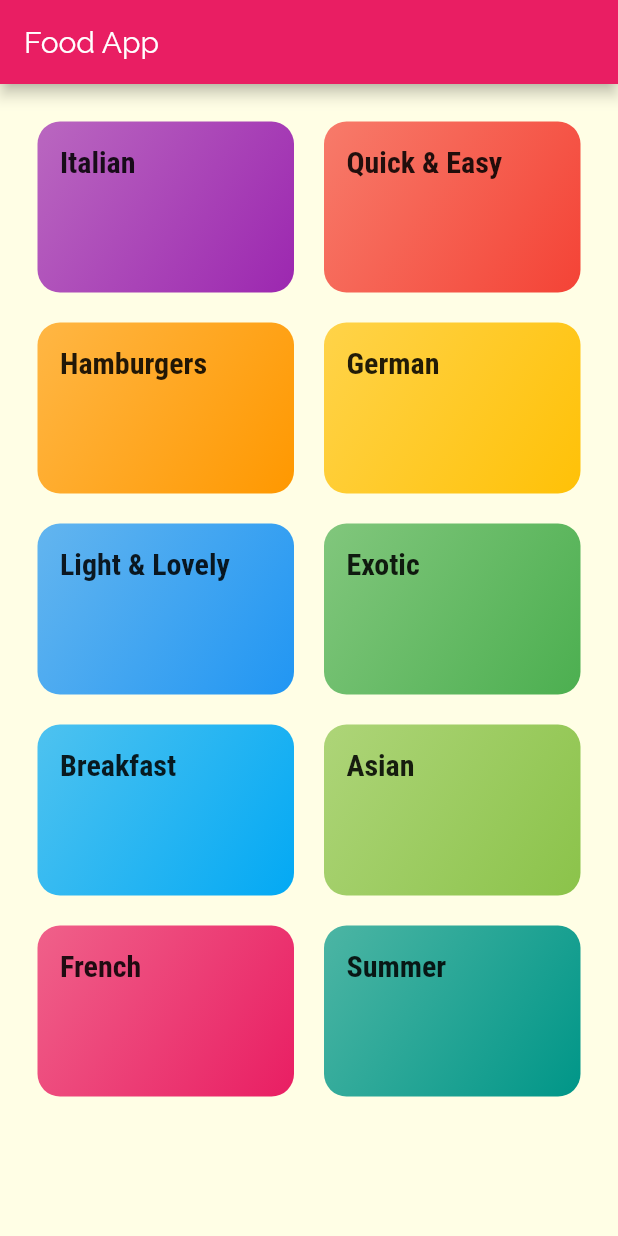
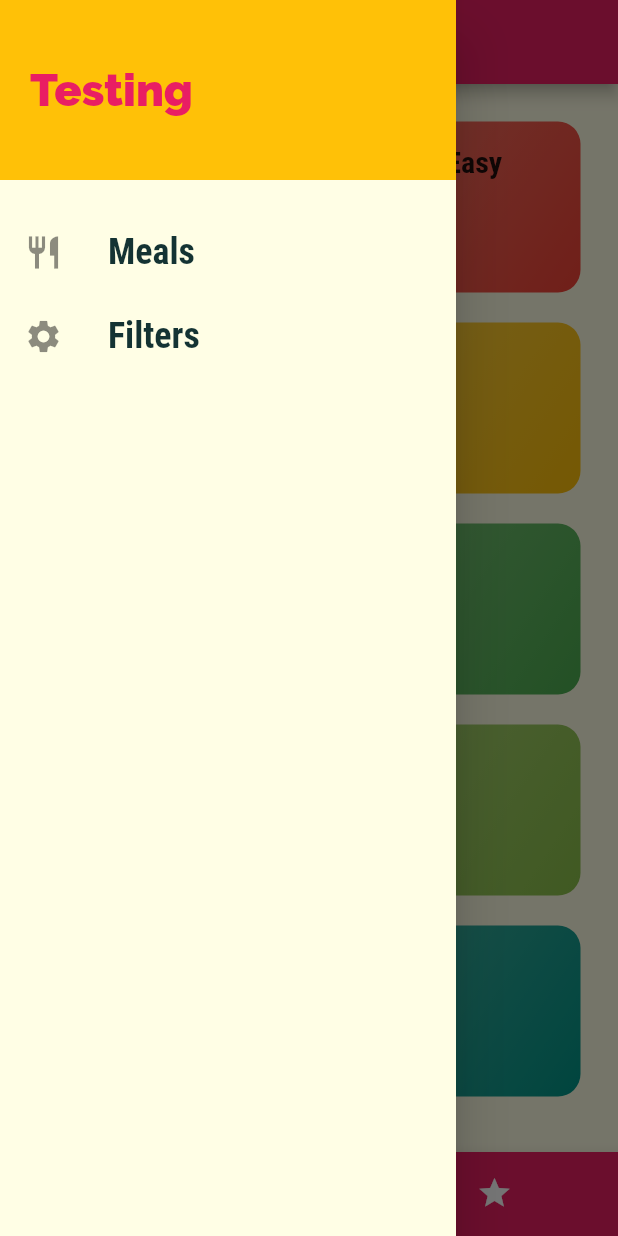
Before and after one commit to pottekkat/Food-App, a Flutter app: the screen it shows after launch, with the side drawer open (before the commit the screen has no drawer), on a phone screen of 412 x 824 dp. Run offline on Flutter 3.47's test engine with Material 2 defaults, Android fonts, the phone set to English and light mode, and no system bars.

Commit message:
added drawer and added the meal details page

```diff
--- a/lib/main.dart
+++ b/lib/main.dart
@@ -1,3 +1,5 @@
+import 'package:Meals_App/screens/tabsScreen.dart';
+
 import './screens/mealDetailScreen.dart';
 
 import './screens/categoryMealsScreen.dart';
@@ -33,7 +35,7 @@ class MyApp extends StatelessWidget {
       ),
       // home: CategoriesScreen(),
       routes: {
-        '/': (ctx) => CategoriesScreen(),
+        '/': (ctx) => TabsScreen(),
         CategoryMealsScreen.routeName: (ctx) => CategoryMealsScreen(),
         MealDetailsScreen.routeName: (ctx) => MealDetailsScreen(),
       },
--- a/lib/screens/categoriesScreen.dart
+++ b/lib/screens/categoriesScreen.dart
@@ -6,11 +6,7 @@ import '../widgets/categoryItem.dart';
 class CategoriesScreen extends StatelessWidget {
   @override
   Widget build(BuildContext context) {
-    return Scaffold(
-      appBar: AppBar(
-        title: const Text('Food App'),
-      ),
-      body: GridView(
+    return GridView(
         padding: const EdgeInsets.all(25),
         children: DUMMY_CATEGORIES
             .map((cat) => CategoryItem(
@@ -25,7 +21,6 @@ class CategoriesScreen extends StatelessWidget {
           crossAxisSpacing: 20,
           mainAxisSpacing: 20,
         ),
-      ),
     );
   }
 }
--- /dev/null
+++ b/lib/screens/tabsScreen.dart
@@ -0,0 +1,61 @@
+import 'package:flutter/material.dart';
+
+import './favoritesScreen.dart';
+import './categoriesScreen.dart';
+import '../widgets/mainDrawer.dart';
+
+class TabsScreen extends StatefulWidget {
+  @override
+  _TabsScreenState createState() => _TabsScreenState();
+}
+
+class _TabsScreenState extends State<TabsScreen> {
+  final List<Map<String, Object>> _pages = [
+    {
+      'page': CategoriesScreen(),
+      'title': 'Categories',
+    },
+    {
+      'page': FavoritesScreen(),
+      'title': 'Your Favorite',
+    },
+  ];
+  int _selectedPageIndex = 0;
+
+  void _selectPage(int index) {
+    setState(() {
+      _selectedPageIndex = index;
+    });
+  }
+
+  @override
+  Widget build(BuildContext context) {
+    return Scaffold(
+      appBar: AppBar(
+        title: Text(_pages[_selectedPageIndex]['title']),
+      ),
+      drawer: mainDrawer(),
+      body: _pages[_selectedPageIndex]['page'],
+      bottomNavigationBar: BottomNavigationBar(
+        onTap: _selectPage,
+        backgroundColor: Theme.of(context).primaryColor,
+        unselectedItemColor: Colors.white,
+        selectedItemColor: Theme.of(context).accentColor,
+        currentIndex: _selectedPageIndex,
+        type: BottomNavigationBarType.shifting,
+        items: [
+          BottomNavigationBarItem(
+            backgroundColor: Theme.of(context).primaryColor,
+            icon: Icon(Icons.category),
+            title: Text('Categories'),
+          ),
+          BottomNavigationBarItem(
+            backgroundColor: Theme.of(context).primaryColor,
+            icon: Icon(Icons.star),
+            title: Text('Favorites'),
+          ),
+        ],
+      ),
+    );
+  }
+}
--- /dev/null
+++ b/lib/widgets/mainDrawer.dart
@@ -0,0 +1,63 @@
+import 'package:flutter/material.dart';
+
+class mainDrawer extends StatelessWidget {
+  @override
+  Widget build(BuildContext context) {
+    return Drawer(
+      child: Column(
+        children: <Widget>[
+          Container(
+            height: 120,
+            width: double.infinity,
+            padding: EdgeInsets.all(20),
+            alignment: Alignment.centerLeft,
+            color: Theme.of(context).accentColor,
+            child: Text(
+              'Testing',
+              style: TextStyle(
+                fontWeight: FontWeight.w900,
+                fontSize: 30,
+                color: Theme.of(context).primaryColor,
+              ),
+            ),
+          ),
+          SizedBox(
+            height: 20,
+          ),
+          ListTile(
+            leading: Icon(
+              Icons.restaurant,
+              size: 26,
+            ),
+            title: Text(
+              'Meals',
+              style: TextStyle(
+                fontFamily: 'RobotoCondensed',
+                fontSize: 24,
+                fontWeight: FontWeight.bold,
+              ),
+            ),
+            onTap: (){///....
+            },
+          ),
+          ListTile(
+            leading: Icon(
+              Icons.settings,
+              size: 26,
+            ),
+            title: Text(
+              'Filters',
+              style: TextStyle(
+                fontFamily: 'RobotoCondensed',
+                fontSize: 24,
+                fontWeight: FontWeight.bold,
+              ),
+            ),
+            onTap: (){///....
+            },
+          )
+        ],
+      ),
+    );
+  }
+}
```
Also changed, not shown: lib/screens/favoritesScreen.dart (added, +10 -0 lines), lib/screens/mealDetailScreen.dart (+35 -13 lines).
